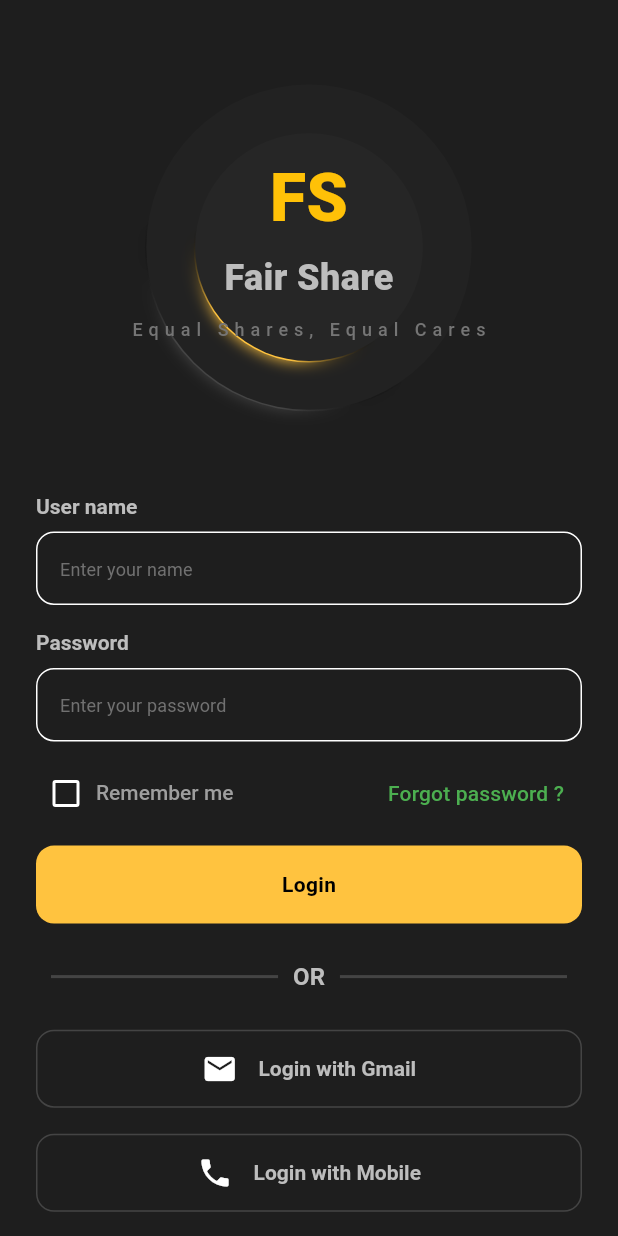
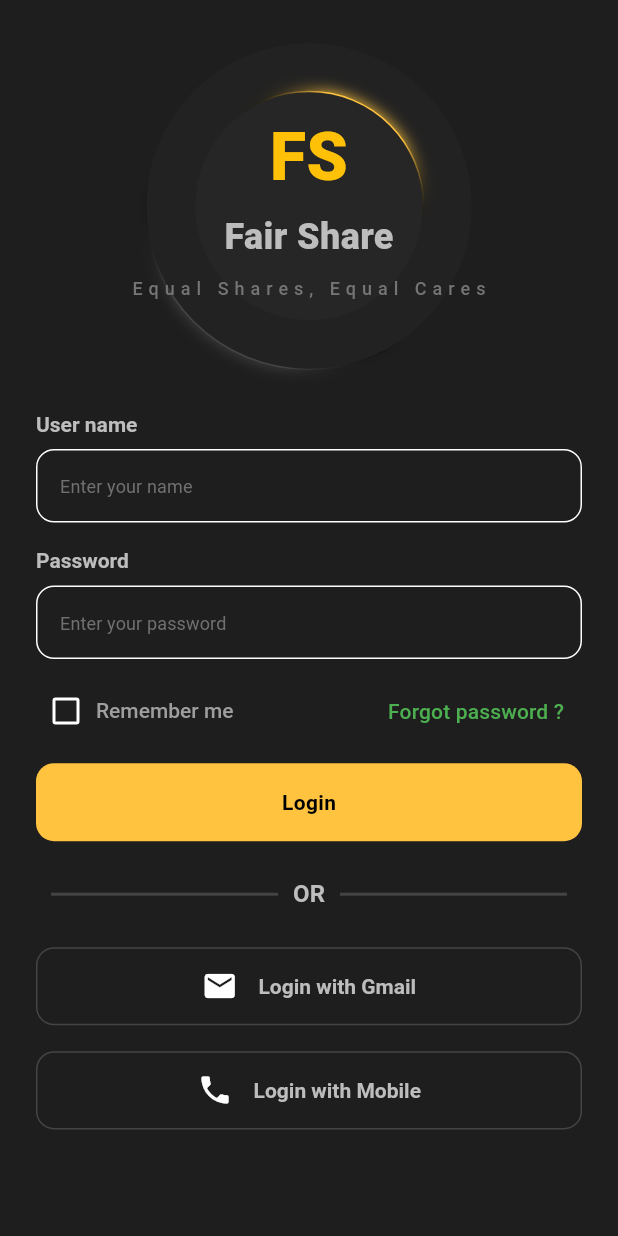
Before and after one commit to NextIshwar/fairshare, a Flutter app: the screen it shows after launch, on a phone screen of 412 x 824 dp. Run offline on Flutter 3.47's test engine with Material 3 defaults, Android fonts, the phone set to English and light mode, and no system bars.

Commit message:
added animation for splash screen

```diff
--- a/fairshare/lib/login/widgets/login_methods.dart
+++ b/fairshare/lib/login/widgets/login_methods.dart
@@ -6,7 +6,8 @@ import 'package:fairshare/services/size_config.dart';
 import 'package:flutter/material.dart';
 
 class LoginMethods extends StatefulWidget {
-  const LoginMethods({super.key});
+  final double? height;
+  const LoginMethods({super.key, this.height});
 
   @override
   State<LoginMethods> createState() => _LoginMethodsState();
@@ -29,8 +30,9 @@ class _LoginMethodsState extends State<LoginMethods> {
 
   @override
   Widget build(BuildContext context) {
-    return Expanded(
-      flex: 3,
+    return AnimatedContainer(
+      height: widget.height,
+      duration: Duration(seconds: 4),
       child: Column(
         crossAxisAlignment: CrossAxisAlignment.center,
         children: [
--- a/fairshare/lib/login/widgets/logo.dart
+++ b/fairshare/lib/login/widgets/logo.dart
@@ -3,13 +3,15 @@ import 'package:fairshare/services/size_config.dart';
 import 'package:flutter/material.dart';
 
 class Logo extends StatelessWidget {
-  const Logo({super.key});
+  final double? height;
+  const Logo({super.key, this.height});
 
   @override
   Widget build(BuildContext context) {
     final theme = Theme.of(context);
-    return Expanded(
-      flex: 2,
+    return AnimatedContainer(
+      height: height,
+      duration: const Duration(seconds: 2),
       child: Stack(
         alignment: AlignmentDirectional.center,
         children: [
@@ -33,10 +35,10 @@ class Logo extends StatelessWidget {
             borderSize: 1,
             glowSize: 5,
             gradientColors: [
+              Theme.of(context).highlightColor,
               Colors.transparent,
               Colors.transparent,
               Colors.transparent,
-              Theme.of(context).highlightColor,
             ],
             child: Container(
               height: 140.toMobileHeight,
--- a/fairshare/lib/main.dart
+++ b/fairshare/lib/main.dart
@@ -51,11 +51,21 @@ class _MyHomePageState extends State<MyHomePage> {
       backgroundColor: theme.primaryColor,
       body: SizedBox(
         width: SizeConfig.screenWidth,
-        child: const Column(
-          children: [
-            Logo(),
-            LoginMethods(),
-          ],
+        height: SizeConfig.screenHeight,
+        child: SingleChildScrollView(
+          child: Column(
+            children: [
+              Logo(
+                height: isLoading
+                    ? SizeConfig.screenHeight
+                    : SizeConfig.screenHeight / 3,
+              ),
+              if (!isLoading)
+                LoginMethods(
+                  height: SizeConfig.screenHeight / 1.5,
+                ),
+            ],
+          ),
         ),
       ),
     );
```
